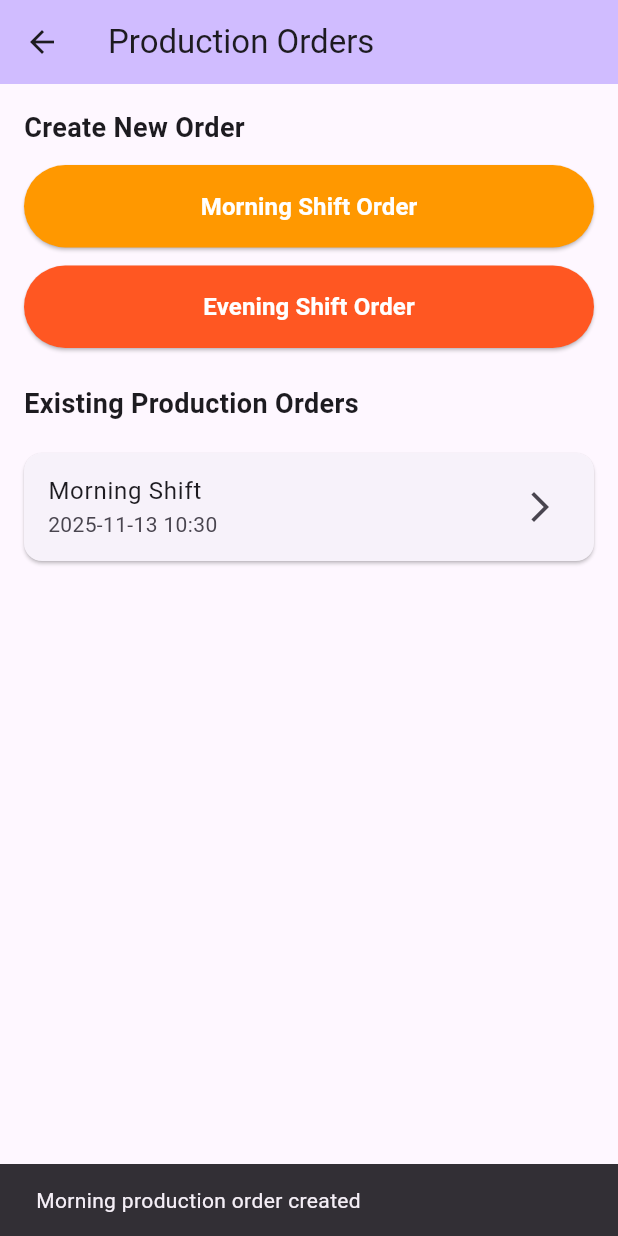
After one commit to jy23aau/food_doc_2_1, a Flutter app: the ProductionOrdersScreen screen opened directly, after a tap on "Morning Shift Order", on a phone screen of 412 x 824 dp. The commit adds this screen. Run offline on Flutter 3.47's test engine with Material 3 defaults, Android fonts, the phone set to English and light mode, and no system bars; our stand-ins replace cloud_firestore, firebase_auth, firebase_core, firebase_messaging, firebase_storage, flutter_local_notifications and 5 more; missing offline and left inert: google_mlkit_text_recognition; accounts and stored records are empty; network calls fail.

Commit message:
Move Production Orders to separate screen outside inventory - add ProductionOrdersScreen with dedicated UI

```diff
--- a/lib/dashboard_screen.dart
+++ b/lib/dashboard_screen.dart
@@ -1,6 +1,7 @@
 import 'package:flutter/material.dart';
 import 'package:food_doc_2_1/checklist_screen.dart';
 import 'package:food_doc_2_1/screens/inventory_screen.dart';
+import 'package:food_doc_2_1/screens/production_orders_screen.dart';
 
 class DashboardScreen extends StatelessWidget {
   const DashboardScreen({super.key});
@@ -79,7 +80,7 @@ class DashboardScreen extends StatelessWidget {
                   Navigator.push(
                     context,
                     MaterialPageRoute(
-                      builder: (context) => const CurrentInventoryScreen(),
+                      builder: (context) => const ProductionOrdersScreen(),
                     ),
                   );
                 },
--- /dev/null
+++ b/lib/screens/production_orders_screen.dart
@@ -0,0 +1,143 @@
+import 'package:flutter/material.dart';
+import '../services/storage.dart';
+
+class ProductionOrdersScreen extends StatefulWidget {
+  const ProductionOrdersScreen({super.key});
+
+  @override
+  State<ProductionOrdersScreen> createState() => _ProductionOrdersScreenState();
+}
+
+class _ProductionOrdersScreenState extends State<ProductionOrdersScreen> {
+  bool _isCreating = false;
+
+  Future<void> _createProductionOrder(String shift) async {
+    setState(() => _isCreating = true);
+    final record = {
+      'type': 'production_order',
+      'shift': shift,
+      'timestamp': DateTime.now().toIso8601String(),
+      'items': <Map<String, dynamic>>[],
+    };
+
+    await StorageService().saveRecord(
+      'prod_${DateTime.now().millisecondsSinceEpoch}',
+      record,
+    );
+
+    setState(() => _isCreating = false);
+
+    if (mounted) {
+      ScaffoldMessenger.of(context).showSnackBar(
+        SnackBar(content: Text('$shift production order created')),
+      );
+    }
+  }
+
+  List<Map<String, dynamic>> _loadOrders() {
+    final all = StorageService().queryRecords(type: 'production_order');
+    all.sort((a, b) {
+      final ta =
+          DateTime.tryParse(a['timestamp'] as String? ?? '') ?? DateTime(1970);
+      final tb =
+          DateTime.tryParse(b['timestamp'] as String? ?? '') ?? DateTime(1970);
+      return tb.compareTo(ta);
+    });
+    return all;
+  }
+
+  @override
+  Widget build(BuildContext context) {
+    final orders = _loadOrders();
+
+    return Scaffold(
+      appBar: AppBar(
+        title: const Text('Production Orders'),
+        backgroundColor: Theme.of(context).colorScheme.inversePrimary,
+      ),
+      body: Padding(
+        padding: const EdgeInsets.all(16.0),
+        child: Column(
+          crossAxisAlignment: CrossAxisAlignment.stretch,
+          children: <Widget>[
+            // Create New Order Buttons
+            const Text(
+              'Create New Order',
+              style: TextStyle(fontSize: 18, fontWeight: FontWeight.bold),
+            ),
+            const SizedBox(height: 12),
+            ElevatedButton(
+              style: ElevatedButton.styleFrom(
+                backgroundColor: Colors.orange,
+                foregroundColor: Colors.white,
+                padding: const EdgeInsets.symmetric(vertical: 16),
+              ),
+              onPressed: _isCreating
+                  ? null
+                  : () => _createProductionOrder('Morning'),
+              child: const Text(
+                'Morning Shift Order',
+                style: TextStyle(fontSize: 16, fontWeight: FontWeight.bold),
+              ),
+            ),
+            const SizedBox(height: 12),
+            ElevatedButton(
+              style: ElevatedButton.styleFrom(
+                backgroundColor: Colors.deepOrange,
+                foregroundColor: Colors.white,
+                padding: const EdgeInsets.symmetric(vertical: 16),
+              ),
+              onPressed: _isCreating
+                  ? null
+                  : () => _createProductionOrder('Evening'),
+              child: const Text(
+                'Evening Shift Order',
+                style: TextStyle(fontSize: 16, fontWeight: FontWeight.bold),
+              ),
+            ),
+            const SizedBox(height: 24),
+            const Text(
+              'Existing Production Orders',
+              style: TextStyle(fontSize: 18, fontWeight: FontWeight.bold),
+            ),
+            const SizedBox(height: 12),
+            Expanded(
+              child: orders.isEmpty
+                  ? const Center(
+                      child: Text('No production orders yet'),
+                    )
+                  : ListView.builder(
+                      itemCount: orders.length,
+                      itemBuilder: (context, index) {
+                        final order = orders[index];
+                        final shift = order['shift'] ?? 'Unknown';
+                        final timestamp = order['timestamp'] ?? '';
+                        final dt = DateTime.tryParse(timestamp);
+                        final dateStr = dt != null
+                            ? '${dt.year}-${dt.month.toString().padLeft(2, '0')}-${dt.day.toString().padLeft(2, '0')} ${dt.hour.toString().padLeft(2, '0')}:${dt.minute.toString().padLeft(2, '0')}'
+                            : timestamp;
+
+                        return Card(
+                          margin: const EdgeInsets.symmetric(vertical: 8.0),
+                          child: ListTile(
+                            title: Text('$shift Shift'),
+                            subtitle: Text(dateStr),
+                            trailing: const Icon(Icons.arrow_forward_ios),
+                            onTap: () {
+                              ScaffoldMessenger.of(context).showSnackBar(
+                                SnackBar(
+                                  content: Text('Order details for $shift'),
+                                ),
+                              );
+                            },
+                          ),
+                        );
+                      },
+                    ),
+            ),
+          ],
+        ),
+      ),
+    );
+  }
+}
```
